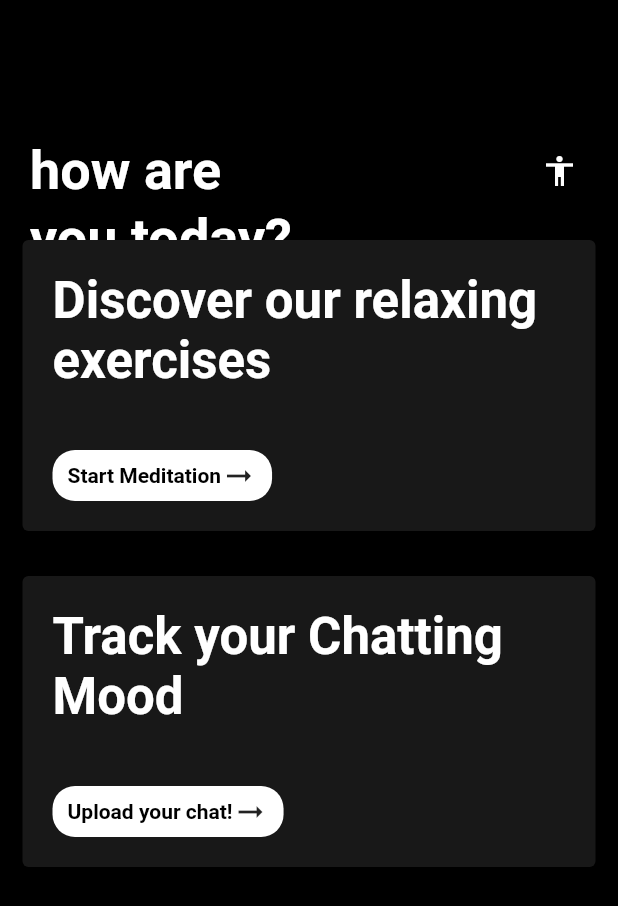
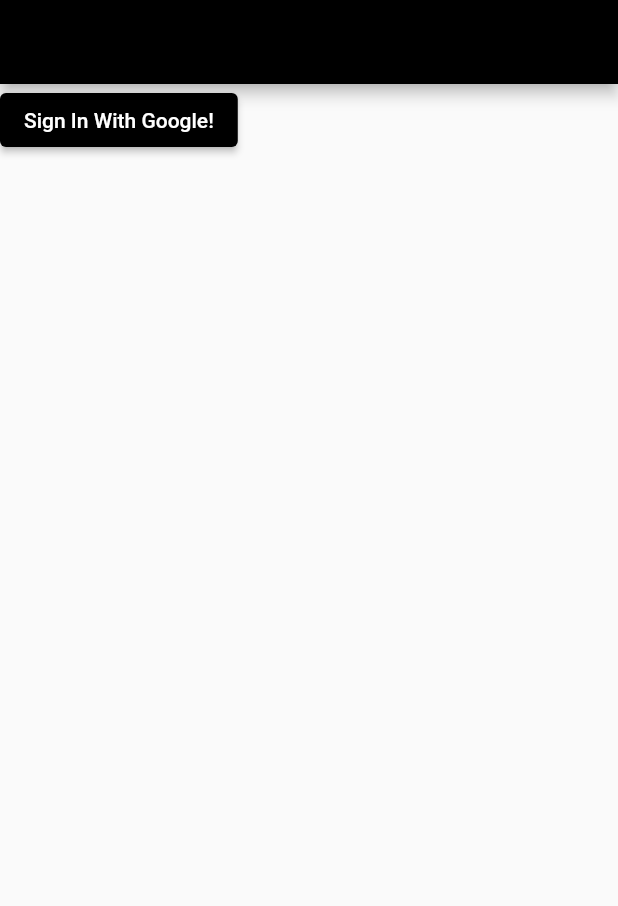
Before and after one commit to SA4DRAO/mhma, a Flutter app: the screen it shows after launch, on a phone screen of 412 x 824 dp. Shown: the top 906 px of the screen. Run offline on Flutter 3.47's test engine with Material 2 defaults, Android fonts, the phone set to English and light mode, and no system bars; our stand-ins replace circular_countdown_timer, file_picker, firebase_auth, firebase_core, google_sign_in; accounts and stored records are empty.

Commit message:
Co-authored-by: Abhishek Navadiya <aanavadiya03@users.noreply.github.com>
Implemented Google Sign In Functionality

```diff
--- a/lib/main.dart
+++ b/lib/main.dart
@@ -1,11 +1,15 @@
+import 'package:firebase_auth/firebase_auth.dart';
 import 'package:firebase_core/firebase_core.dart';
 import 'package:flutter/material.dart';
 import 'package:mhma/constants/MaterialBlack.dart';
+import 'package:mhma/provider/google_sign_in.dart';
+import 'package:mhma/screens/sign_in_screen.dart';
 import 'package:mhma/widgets/chat_analysis_card.dart';
 import 'package:mhma/widgets/chip_widgets.dart';
 import 'package:mhma/widgets/monochrome_pill_box.dart';
 import 'package:mhma/widgets/trackmood_card.dart';
 import 'package:mhma/widgets/welcome_card.dart';
+import 'package:provider/provider.dart';
 import 'firebase_options.dart';
 
 void main() async {
@@ -22,14 +26,17 @@
   // This widget is the root of your application.
   @override
   Widget build(BuildContext context) {
-    return MaterialApp(
-      title: 'MHMA',
-      debugShowCheckedModeBanner: false,
-      theme: ThemeData(
-        useMaterial3: false,
-        primarySwatch: primaryBlack,
+    return ChangeNotifierProvider(
+      create: (context) => GoogleSignInProvider(),
+      child: MaterialApp(
+        title: 'MHMA',
+        debugShowCheckedModeBanner: false,
+        theme: ThemeData(
+          useMaterial3: false,
+          primarySwatch: primaryBlack,
+        ),
+        home: SignInScreen(),
       ),
-      home: const HomePage(),
     );
   }
 }
@@ -59,9 +66,17 @@
               ];
             },
             body: ListView(
-              children: const [
+              children: [
                 MoodTrackCard(),
                 ChatUploadCard(),
+                ElevatedButton(
+                    onPressed: () {
+                      final provider = Provider.of<GoogleSignInProvider>(
+                          context,
+                          listen: false);
+                      provider.logout();
+                    },
+                    child: Text("Log Out!"))
               ],
             )),
       ),
--- /dev/null
+++ b/lib/provider/google_sign_in.dart
@@ -0,0 +1,27 @@
+import 'package:flutter/material.dart';
+import 'package:firebase_auth/firebase_auth.dart';
+import 'package:google_sign_in/google_sign_in.dart';
+
+class GoogleSignInProvider extends ChangeNotifier {
+  final googleSignIn = GoogleSignIn();
+
+  GoogleSignInAccount? _user;
+  GoogleSignInAccount get user => _user!;
+
+  Future googleLogin() async {
+    final googleUser = await googleSignIn.signIn();
+    if (googleUser == null) return;
+    final googleAuth = await googleUser.authentication;
+    final credential = GoogleAuthProvider.credential(
+      accessToken: googleAuth.accessToken,
+      idToken: googleAuth.idToken,
+    );
+    await FirebaseAuth.instance.signInWithCredential(credential);
+    notifyListeners();
+  }
+
+  Future logout() async {
+    await googleSignIn.disconnect();
+    FirebaseAuth.instance.signOut();
+  }
+}
--- /dev/null
+++ b/lib/screens/sign_in_screen.dart
@@ -0,0 +1,52 @@
+import 'package:flutter/material.dart';
+import 'package:firebase_auth/firebase_auth.dart';
+import 'package:google_sign_in/google_sign_in.dart';
+import 'package:mhma/main.dart';
+import 'package:mhma/provider/google_sign_in.dart';
+import 'package:provider/provider.dart';
+
+class SignInScreen extends StatelessWidget {
+  const SignInScreen({super.key});
+
+  @override
+  Widget build(BuildContext context) {
+    return Scaffold(
+      body: StreamBuilder(
+        stream: FirebaseAuth.instance.authStateChanges(),
+        builder: (context, snapshot) {
+          if (snapshot.connectionState == ConnectionState.waiting) {
+            return Center(child: CircularProgressIndicator());
+          } else if (snapshot.hasData) {
+            return HomePage();
+          } else {
+            return SignUpScreen();
+          }
+        },
+      ),
+    );
+  }
+}
+
+class SignUpScreen extends StatelessWidget {
+  const SignUpScreen({
+    Key? key,
+  }) : super(key: key);
+
+  @override
+  Widget build(BuildContext context) {
+    return Scaffold(
+      appBar: AppBar(),
+      body: Column(
+        children: [
+          ElevatedButton(
+              onPressed: () {
+                final provider =
+                    Provider.of<GoogleSignInProvider>(context, listen: false);
+                provider.googleLogin();
+              },
+              child: Text("Sign In With Google!"))
+        ],
+      ),
+    );
+  }
+}
--- a/pubspec.yaml
+++ b/pubspec.yaml
@@ -42,6 +42,10 @@
   file_picker: ^5.2.2
   change_app_package_name: ^1.1.0
   firebase_core: ^2.3.0
+  google_sign_in: ^5.4.2
+  font_awesome_flutter: ^10.2.1
+  provider: ^6.0.4
+  firebase_auth: ^4.1.4
 
 dev_dependencies:
   flutter_test:
```
Also changed, not shown: lib/screens/chat_upload_screen.dart (+5 -2 lines), pubspec.lock, 4 other files.
